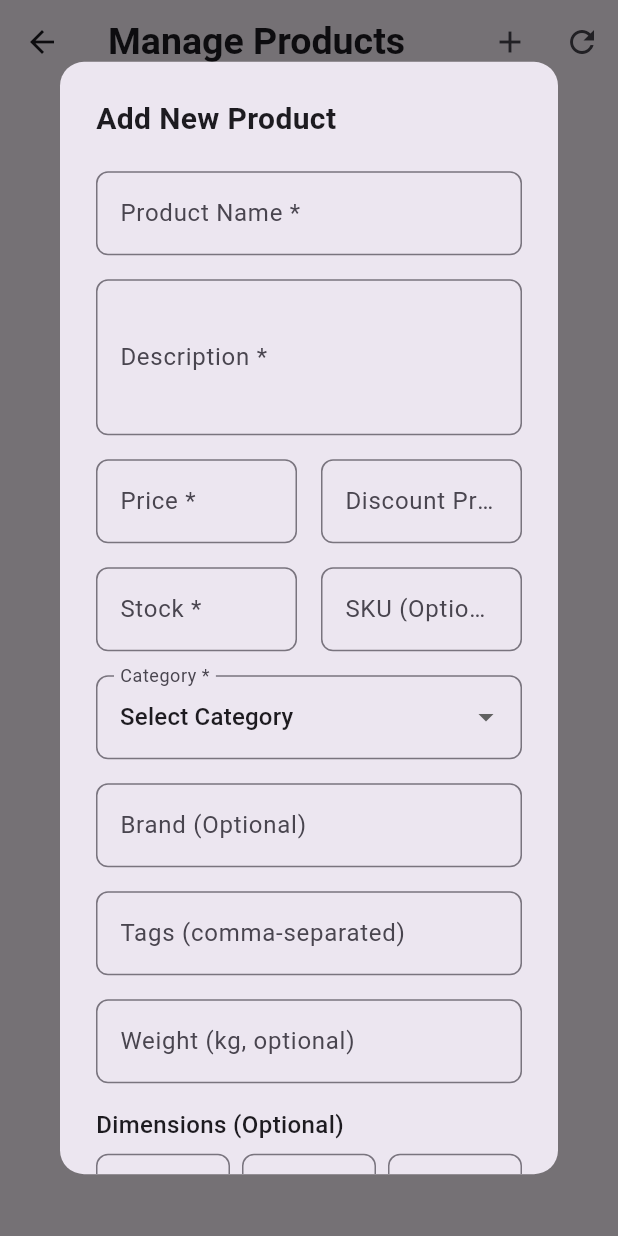
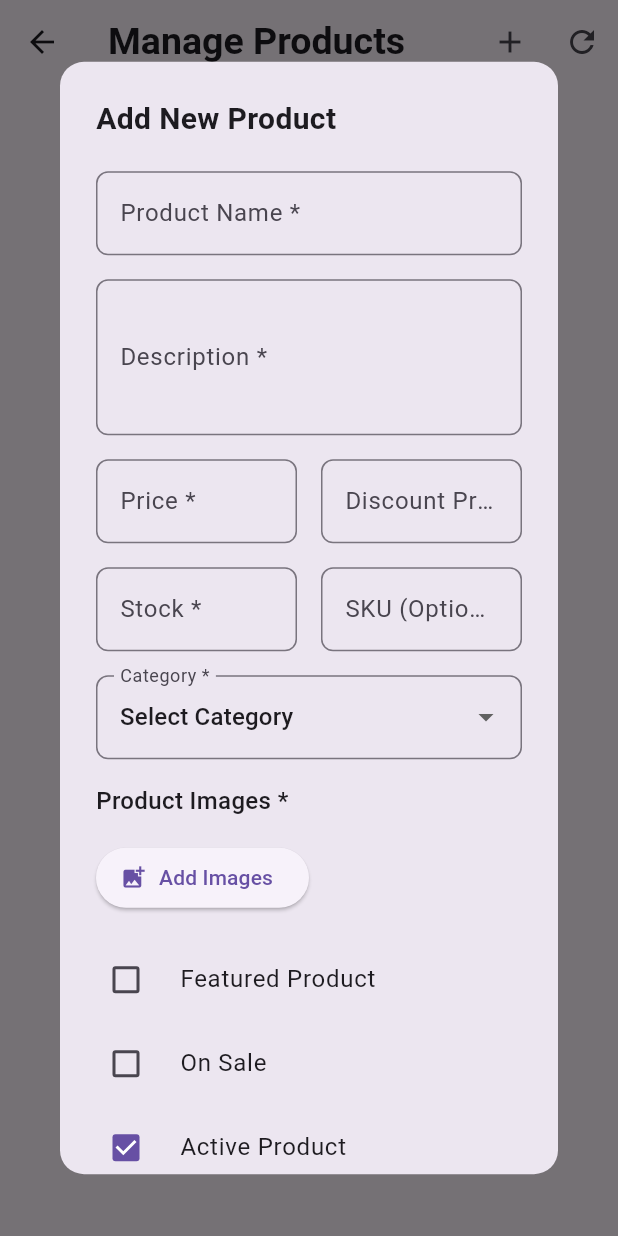
Before and after one commit to Amjad3618/yellow-achar-admin-app, a Flutter app: the ProductsScreen screen opened directly, after a tap on "Add New Product", on a phone screen of 412 x 824 dp. Run offline on Flutter 3.47's test engine with Material 3 defaults, Android fonts, the phone set to English and light mode, and no system bars; our stand-ins replace cloud_firestore, firebase_auth, firebase_core, firebase_storage, get, image_picker; accounts and stored records are empty.

Commit message:
product uploading updated

```diff
--- a/lib/controllers/product_controller.dart
+++ b/lib/controllers/product_controller.dart
@@ -29,16 +29,9 @@ class ProductController extends GetxController {
   final TextEditingController discountPriceController = TextEditingController();
   final TextEditingController stockController = TextEditingController();
   final TextEditingController skuController = TextEditingController();
-  final TextEditingController weightController = TextEditingController();
-  final TextEditingController heightController = TextEditingController();
-  final TextEditingController widthController = TextEditingController();
-  final TextEditingController lengthController = TextEditingController();
-  final TextEditingController tagsController = TextEditingController(); // For comma-separated tags
 
   // Observable values for dropdowns and checkboxes
   final RxString selectedCategory = ''.obs;
-  final RxString selectedSubCategory = ''.obs; // If you implement subcategories
-  final RxString selectedBrand = ''.obs; // If you implement brands
   final RxList<String> selectedImagesPaths = <String>[].obs; // Local paths of selected images
   final RxList<String> uploadedImagesUrls = <String>[].obs; // URLs of uploaded images
   final RxBool isFeatured = false.obs;
@@ -50,7 +43,6 @@ class ProductController extends GetxController {
   final RxList<CategoryModel> categories = <CategoryModel>[].obs; // To populate category dropdown
   final RxList<CategoryModel> subCategoriesForSelectedCategory = <CategoryModel>[].obs;
   final Map<String, String> _categoryCache = {};
-
 
   @override
   void onInit() {
@@ -67,11 +59,6 @@ class ProductController extends GetxController {
     discountPriceController.dispose();
     stockController.dispose();
     skuController.dispose();
-    weightController.dispose();
-    heightController.dispose();
-    widthController.dispose();
-    lengthController.dispose();
-    tagsController.dispose();
     super.onClose();
   }
 
@@ -90,7 +77,8 @@ Future<String> getCategoryName(String categoryId) async {
           .get();
 
       if (doc.exists) {
-      String categoryName = doc.data() as String;['name'];
+        Map<String, dynamic> data = doc.data() as Map<String, dynamic>;
+        String categoryName = data['name'] ?? 'Unknown Category';
         _categoryCache[categoryId] = categoryName;
         return categoryName;
       } else {
@@ -114,6 +102,7 @@ String getCategoryNameFromList(String categoryId) {
       return 'Unknown Category';
     }
   }
+
   Future<void> fetchProducts() async {
     try {
       isLoading.value = true;
@@ -173,12 +162,9 @@ String getCategoryNameFromList(String categoryId) {
         categories.where((cat) => cat.parentId == selectedCat.id).toList()
       );
     }
-    selectedSubCategory.value = ''; // Reset sub-category when parent changes
   }
 
-
   // --- Image Handling ---
-
   Future<void> pickImages() async {
     try {
       final List<XFile> images = await _imagePicker.pickMultiImage(
@@ -241,7 +227,6 @@ String getCategoryNameFromList(String categoryId) {
   }
 
   // --- Product CRUD Operations ---
-
   Future<void> addProduct() async {
     if (!validateProductForm()) return;
 
@@ -265,17 +250,9 @@ String getCategoryNameFromList(String categoryId) {
             : double.parse(discountPriceController.text),
         stock: int.parse(stockController.text),
         category: selectedCategory.value,
-        subCategory: selectedSubCategory.value.isEmpty ? null : selectedSubCategory.value,
-        brand: selectedBrand.value.isEmpty ? null : selectedBrand.value,
+        categoryname: getCategoryNameFromList(selectedCategory.value), // Get category name from list
         images: uploadedImagesUrls.toList(),
-        tags: tagsController.text.split(',').map((e) => e.trim()).where((e) => e.isNotEmpty).toList(),
         adminId: currentUser.uid,
-        weight: weightController.text.isEmpty ? 0.0 : double.parse(weightController.text),
-        dimensions: {
-          'height': heightController.text.trim(),
-          'width': widthController.text.trim(),
-          'length': lengthController.text.trim(),
-        },
       ).copyWith(
         isFeatured: isFeatured.value,
         isOnSale: isOnSale.value,
@@ -323,19 +300,10 @@ String getCategoryNameFromList(String categoryId) {
             : double.parse(discountPriceController.text),
         stock: int.parse(stockController.text),
         category: selectedCategory.value,
-        subCategory: selectedSubCategory.value.isEmpty ? null : selectedSubCategory.value,
-        brand: selectedBrand.value.isEmpty ? null : selectedBrand.value,
         images: uploadedImagesUrls.toList(), // Use the new/updated image URLs
-        tags: tagsController.text.split(',').map((e) => e.trim()).where((e) => e.isNotEmpty).toList(),
         isFeatured: isFeatured.value,
         isOnSale: isOnSale.value,
         isActive: isActive.value,
-        weight: weightController.text.isEmpty ? 0.0 : double.parse(weightController.text),
-        dimensions: {
-          'height': heightController.text.trim(),
-          'width': widthController.text.trim(),
-          'length': lengthController.text.trim(),
-        },
         status: currentProductStatus.value,
         updatedAt: DateTime.now(), // Ensure updated timestamp
       );
@@ -398,7 +366,6 @@ String getCategoryNameFromList(String categoryId) {
   }
 
   // --- Helper Methods ---
-
   bool validateProductForm() {
     if (nameController.text.trim().isEmpty) {
       Get.snackbar('Error', 'Product name is required.', backgroundColor: Colors.red, colorText: Colors.white);
@@ -435,14 +402,7 @@ String getCategoryNameFromList(String categoryId) {
     discountPriceController.clear();
     stockController.clear();
     skuController.clear();
-    weightController.clear();
-    heightController.clear();
-    widthController.clear();
-    lengthController.clear();
-    tagsController.clear();
     selectedCategory.value = '';
-    selectedSubCategory.value = '';
-    selectedBrand.value = '';
     selectedImagesPaths.clear();
     uploadedImagesUrls.clear();
     isFeatured.value = false;
@@ -459,16 +419,9 @@ String getCategoryNameFromList(String categoryId) {
     discountPriceController.text = product.discountPrice?.toString() ?? '';
     stockController.text = product.stock.toString();
     skuController.text = product.sku;
-    weightController.text = product.weight.toString();
-    heightController.text = product.dimensions['height'] ?? '';
-    widthController.text = product.dimensions['width'] ?? '';
-    lengthController.text = product.dimensions['length'] ?? '';
-    tagsController.text = product.tags.join(', '); // Join tags for display
 
     selectedCategory.value = product.category;
     updateSubCategories(product.category); // Populate subcategories for the selected category
-    selectedSubCategory.value = product.subCategory;
-    selectedBrand.value = product.brand;
 
     uploadedImagesUrls.assignAll(product.images); // Assign existing image URLs
     selectedImagesPaths.clear(); // Clear local paths as they don't persist
@@ -480,7 +433,6 @@ String getCategoryNameFromList(String categoryId) {
   }
 
   // --- UI Related Dialogs/Screens (Example implementations) ---
-
   void showAddEditProductDialog({ProductModel? productToEdit}) {
     clearForm(); // Always clear form before showing
     if (productToEdit != null) {
@@ -618,107 +570,13 @@ String getCategoryNameFromList(String categoryId) {
                         if (selectedCategory.value.isNotEmpty && subCategoriesForSelectedCategory.isNotEmpty) {
                           return Column(
                             children: [
-                              DropdownButtonFormField<String>(
-                                value: selectedSubCategory.value.isEmpty ? null : selectedSubCategory.value,
-                                decoration: InputDecoration(
-                                  labelText: 'Sub-Category (Optional)',
-                                  border: OutlineInputBorder(borderRadius: BorderRadius.circular(8)),
-                                ),
-                                items: [
-                                  DropdownMenuItem<String>(
-                                    value: null,
-                                    child: Text('Select Sub-Category'),
-                                  ),
-                                  ...subCategoriesForSelectedCategory.map((subCat) => DropdownMenuItem<String>(
-                                    value: subCat.id,
-                                    child: Text(subCat.name),
-                                  )),
-                                ],
-                                onChanged: (value) {
-                                  selectedSubCategory.value = value ?? '';
-                                },
-                              ),
+                              // Add your subcategory dropdown here if needed
                               const SizedBox(height: 16),
                             ],
                           );
                         }
                         return const SizedBox.shrink();
                       }),
-
-                      // Brand (Optional)
-                      TextFormField(
-                        controller: TextEditingController(text: selectedBrand.value), // Use a controller or update the observable
-                        decoration: InputDecoration(
-                          labelText: 'Brand (Optional)',
-                          border: OutlineInputBorder(borderRadius: BorderRadius.circular(8)),
-                        ),
-                        onChanged: (value) => selectedBrand.value = value.trim(),
-                      ),
-                      const SizedBox(height: 16),
-
-                      // Tags
-                      TextFormField(
-                        controller: tagsController,
-                        decoration: InputDecoration(
-                          labelText: 'Tags (comma-separated)',
-                          hintText: 'e.g., electronics, mobile, smartphone',
-                          border: OutlineInputBorder(borderRadius: BorderRadius.circular(8)),
-                        ),
-                      ),
-                      const SizedBox(height: 16),
-
-                      // Weight
-                      TextFormField(
-                        controller: weightController,
-                        keyboardType: TextInputType.number,
-                        decoration: InputDecoration(
-                          labelText: 'Weight (kg, optional)',
-                          border: OutlineInputBorder(borderRadius: BorderRadius.circular(8)),
-                        ),
-                      ),
-                      const SizedBox(height: 16),
-
-                      // Dimensions
-                      Text('Dimensions (Optional)', style: TextStyle(fontSize: 16, fontWeight: FontWeight.w500)),
-                      const SizedBox(height: 8),
-                      Row(
-                        children: [
-                          Expanded(
-                            child: TextFormField(
-                              controller: heightController,
-                              keyboardType: TextInputType.number,
-                              decoration: InputDecoration(
-                                labelText: 'Height (cm)',
-                                border: OutlineInputBorder(borderRadius: BorderRadius.circular(8)),
-                              ),
-                            ),
-                          ),
-                          const SizedBox(width: 8),
-                          Expanded(
-                            child: TextFormField(
-                              controller: widthController,
-                              keyboardType: TextInputType.number,
-                              decoration: InputDecoration(
-                                labelText: 'Width (cm)',
-                                border: OutlineInputBorder(borderRadius: BorderRadius.circular(8)),
-                              ),
-                            ),
-                          ),
-                          const SizedBox(width: 8),
-                          Expanded(
-                            child: TextFormField(
-                              controller: lengthController,
-                              keyboardType: TextInputType.number,
-                              decoration: InputDecoration(
-                                labelText: 'Length (cm)',
-                                border: OutlineInputBorder(borderRadius: BorderRadius.circular(8)),
-                              ),
-                            ),
-                          ),
-                        ],
-                      ),
-                      const SizedBox(height: 16),
-
 
                       // Image Selection
                       Text(
@@ -845,7 +703,7 @@ String getCategoryNameFromList(String categoryId) {
                         items: <String>['draft', 'published', 'archived'].map((String value) {
                           return DropdownMenuItem<String>(
                             value: value,
-                            child: Text(StringCasingExtension(value).capitalizeFirst), // Using explicit extension override
+                            child: Text(value), // Using the extension
                           );
                         }).toList(),
                         onChanged: (String? newValue) {
--- a/lib/models/product_model.dart
+++ b/lib/models/product_model.dart
@@ -8,10 +8,9 @@ class ProductModel {
   double? discountPrice;
   int stock;
   String category;
-  String subCategory;
-  String brand;
+  String categoryname;
+
   List<String> images;
-  List<String> tags;
   bool isActive;
   bool isFeatured;
   bool isOnSale;
@@ -22,8 +21,6 @@ class ProductModel {
   double rating;
   int reviewCount;
   String sku; // Stock Keeping Unit
-  double weight;
-  Map<String, String> dimensions; // height, width, length
   String status; // draft, published, archived
 
   ProductModel({
@@ -34,10 +31,10 @@ class ProductModel {
     this.discountPrice,
     required this.stock,
     required this.category,
-    this.subCategory = '',
-    this.brand = '',
+    required this.categoryname,
+
     this.images = const [],
-    this.tags = const [],
+
     this.isActive = true,
     this.isFeatured = false,
     this.isOnSale = false,
@@ -48,12 +45,11 @@ class ProductModel {
     this.rating = 0.0,
     this.reviewCount = 0,
     this.sku = '',
-    this.weight = 0.0,
+
     Map<String, String>? dimensions,
     this.status = 'draft',
   }) : createdAt = createdAt ?? DateTime.now(),
-       updatedAt = updatedAt ?? DateTime.now(),
-       dimensions = dimensions ?? {'height': '0', 'width': '0', 'length': '0'};
+       updatedAt = updatedAt ?? DateTime.now();
 
   // Method to convert ProductModel to JSON for Firestore
   Map<String, dynamic> toJson() {
@@ -65,10 +61,10 @@ class ProductModel {
       'discountPrice': discountPrice,
       'stock': stock,
       'category': category,
-      'subCategory': subCategory,
-      'brand': brand,
+      'categoryname': categoryname,
+
+
       'images': images,
-      'tags': tags,
       'isActive': isActive,
       'isFeatured': isFeatured,
       'isOnSale': isOnSale,
@@ -79,8 +75,6 @@ class ProductModel {
       'rating': rating,
       'reviewCount': reviewCount,
       'sku': sku,
-      'weight': weight,
-      'dimensions': dimensions,
       'status': status,
     };
   }
@@ -95,10 +89,8 @@ class ProductModel {
       discountPrice: json['discountPrice']?.toDouble(),
       stock: json['stock'] ?? 0,
       category: json['category'] ?? '',
-      subCategory: json['subCategory'] ?? '',
-      brand: json['brand'] ?? '',
+      categoryname: json['categoryname'] ?? '',
       images: List<String>.from(json['images'] ?? []),
-      tags: List<String>.from(json['tags'] ?? []),
       isActive: json['isActive'] ?? true,
       isFeatured: json['isFeatured'] ?? false,
       isOnSale: json['isOnSale'] ?? false,
@@ -113,7 +105,6 @@ class ProductModel {
       rating: (json['rating'] ?? 0.0).toDouble(),
       reviewCount: json['reviewCount'] ?? 0,
       sku: json['sku'] ?? '',
-      weight: (json['weight'] ?? 0.0).toDouble(),
       dimensions: Map<String, String>.from(json['dimensions'] ??
           {'height': '0', 'width': '0', 'length': '0'}),
       status: json['status'] ?? 'draft',
@@ -127,6 +118,7 @@ class ProductModel {
     required double price,
     required int stock,
     required String category,
+    required String categoryname,
     required String adminId,
     double? discountPrice,
     String? subCategory,
@@ -146,14 +138,14 @@ class ProductModel {
       discountPrice: discountPrice,
       stock: stock,
       category: category,
-      subCategory: subCategory ?? '',
-      brand: brand ?? '',
+      categoryname: categoryname,
+
       images: images ?? [],
-      tags: tags ?? [],
+
       adminId: adminId,
       specifications: specifications ?? {},
       sku: sku ?? '',
-      weight: weight ?? 0.0,
+
       dimensions: dimensions ?? {'height': '0', 'width': '0', 'length': '0'},
     );
   }
@@ -193,10 +185,9 @@ class ProductModel {
       discountPrice: discountPrice ?? this.discountPrice,
       stock: stock ?? this.stock,
       category: category ?? this.category,
-      subCategory: subCategory ?? this.subCategory,
-      brand: brand ?? this.brand,
+      categoryname: categoryname,
+
       images: images ?? this.images,
-      tags: tags ?? this.tags,
       isActive: isActive ?? this.isActive,
       isFeatured: isFeatured ?? this.isFeatured,
       isOnSale: isOnSale ?? this.isOnSale,
@@ -207,8 +198,7 @@ class ProductModel {
       rating: rating ?? this.rating,
       reviewCount: reviewCount ?? this.reviewCount,
       sku: sku ?? this.sku,
-      weight: weight ?? this.weight,
-      dimensions: dimensions ?? this.dimensions,
+
       status: status ?? this.status,
     );
   }
```
Also changed, not shown: lib/screens/add_products_screen.dart (+40 -13 lines). Lines whose indentation alone changed are shown as unchanged.
